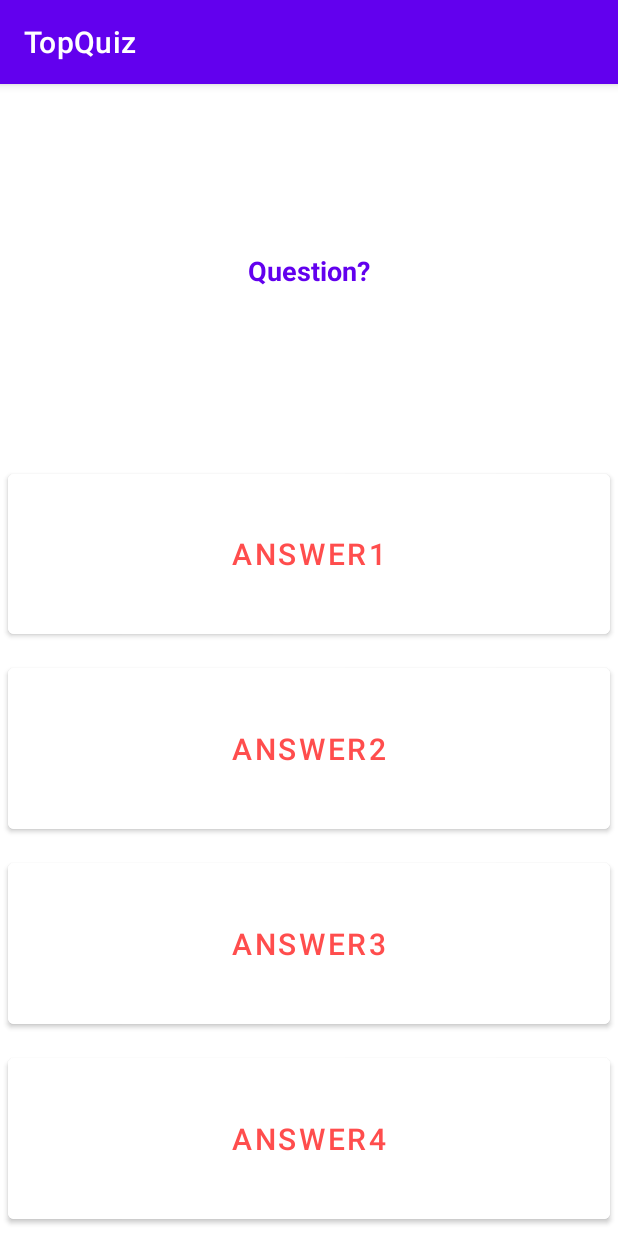
After one commit to HelmyJ/TopQuiz, an Android app: the GameActivity screen opened directly, with no data from a screen before it, on a phone screen of 412 x 824 dp. The commit adds this screen. Run offline under Robolectric (Android 15) with nearby library versions, the phone set to English and light mode, and no system bars.

Commit message:
Add Game activity

```diff
--- a/app/src/main/AndroidManifest.xml
+++ b/app/src/main/AndroidManifest.xml
@@ -9,6 +9,7 @@
         android:roundIcon="@mipmap/ic_launcher_round"
         android:supportsRtl="true"
         android:theme="@style/Theme.TopQuiz">
+        <activity android:name=".GameActivity"></activity>
         <activity android:name=".MainActivity">
             <intent-filter>
                 <action android:name="android.intent.action.MAIN" />
--- /dev/null
+++ b/app/src/main/java/com/topquiz/GameActivity.java
@@ -0,0 +1,31 @@
+package com.topquiz;
+
+import androidx.appcompat.app.AppCompatActivity;
+import android.os.Bundle;
+import android.widget.Button;
+import android.widget.EditText;
+import android.widget.TextView;
+
+public class GameActivity extends AppCompatActivity {
+
+    private TextView mQuestionText;
+    private Button mAnswer1Btn;
+    private Button mAnswer2Btn;
+    private Button mAnswer3Btn;
+    private Button mAnswer4Btn;
+
+
+    @Override
+    protected void onCreate(Bundle savedInstanceState) {
+        super.onCreate(savedInstanceState);
+        setContentView(R.layout.activity_game);
+
+        mQuestionText = findViewById(R.id.activity_game_question);
+        mAnswer1Btn = findViewById(R.id.activity_game_answer1);
+        mAnswer2Btn = findViewById(R.id.activity_game_answer2);
+        mAnswer3Btn = findViewById(R.id.activity_game_answer3);
+        mAnswer4Btn = findViewById(R.id.activity_game_answer4);
+
+
+    }
+}
--- a/app/src/main/java/com/topquiz/MainActivity.java
+++ b/app/src/main/java/com/topquiz/MainActivity.java
@@ -1,7 +1,12 @@
 package com.topquiz;
 
 import androidx.appcompat.app.AppCompatActivity;
+
+import android.content.Intent;
 import android.os.Bundle;
+import android.text.Editable;
+import android.text.TextWatcher;
+import android.view.View;
 import android.widget.Button;
 import android.widget.EditText;
 import android.widget.TextView;
@@ -21,5 +26,31 @@ public class MainActivity extends AppCompatActivity {
         mNameInput = findViewById(R.id.activity_main_name_input);
         mPlayButton = findViewById(R.id.activity_main_play_btn);
 
+        mPlayButton.setEnabled(false);
+
+        mNameInput.addTextChangedListener(new TextWatcher() {
+            @Override
+            public void beforeTextChanged(CharSequence s, int start, int count, int after) {
+
+            }
+
+            @Override
+            public void onTextChanged(CharSequence s, int start, int before, int count) {
+                mPlayButton.setEnabled(s.toString().length() != 0);
+            }
+
+            @Override
+            public void afterTextChanged(Editable s) {
+
+            }
+        });
+
+        mPlayButton.setOnClickListener(new View.OnClickListener() {
+            @Override
+            public void onClick(View v) {
+                Intent gameActivityIntent = new Intent(MainActivity.this, GameActivity.class);
+                startActivity(gameActivityIntent);
+            }
+        });
     }
 }
--- /dev/null
+++ b/app/src/main/res/layout/activity_game.xml
@@ -0,0 +1,71 @@
+<?xml version="1.0" encoding="utf-8"?>
+<LinearLayout
+    xmlns:android="http://schemas.android.com/apk/res/android"
+    xmlns:app="http://schemas.android.com/apk/res-auto"
+    xmlns:tools="http://schemas.android.com/tools"
+    android:layout_width="match_parent"
+    android:layout_height="match_parent"
+    android:orientation="vertical"
+    tools:context=".GameActivity">
+
+    <TextView
+        android:id="@+id/activity_game_question"
+        android:layout_width="match_parent"
+        android:layout_height="0dp"
+        android:layout_weight="2"
+        android:textColor="@color/purple_500"
+        android:layout_marginTop="5dp"
+        android:layout_marginBottom="5dp"
+        android:layout_marginStart="15dp"
+        android:layout_marginEnd="15dp"
+        android:textSize="18sp"
+        android:textStyle="bold"
+        android:gravity="center"
+        android:text="Question?"/>
+
+    <Button
+        android:id="@+id/activity_game_answer1"
+        android:layout_width="match_parent"
+        android:layout_height="0dp"
+        android:layout_margin="5dp"
+        android:layout_weight="1"
+        android:textColor="@color/pink_red"
+        android:backgroundTint="@color/white"
+        android:textSize="20sp"
+        android:text="Answer1"/>
+
+    <Button
+        android:id="@+id/activity_game_answer2"
+        android:layout_width="match_parent"
+        android:layout_height="0dp"
+        android:layout_margin="5dp"
+        android:layout_weight="1"
+        android:textColor="@color/pink_red"
+        android:backgroundTint="@color/white"
+        android:textSize="20sp"
+        android:text="Answer2"/>
+
+    <Button
+        android:id="@+id/activity_game_answer3"
+        android:layout_width="match_parent"
+        android:layout_height="0dp"
+        android:layout_margin="5dp"
+        android:layout_weight="1"
+        android:textColor="@color/pink_red"
+        android:backgroundTint="@color/white"
+        android:textSize="20sp"
+        android:text="Answer3"/>
+
+    <Button
+        android:id="@+id/activity_game_answer4"
+        android:layout_width="match_parent"
+        android:layout_height="0dp"
+        android:layout_margin="5dp"
+        android:layout_weight="1"
+        android:textColor="@color/pink_red"
+        android:backgroundTint="@color/white"
+        android:textSize="20sp"
+        android:text="Answer4"/>
+
+
+</LinearLayout>
--- a/app/src/main/res/values/colors.xml
+++ b/app/src/main/res/values/colors.xml
@@ -5,6 +5,7 @@
     <color name="purple_700">#FF3700B3</color>
     <color name="teal_200">#FF03DAC5</color>
     <color name="teal_700">#FF018786</color>
+    <color name ="pink_red">#FF4D4D</color>
     <color name="black">#FF000000</color>
     <color name="white">#FFFFFFFF</color>
 </resources>
```
